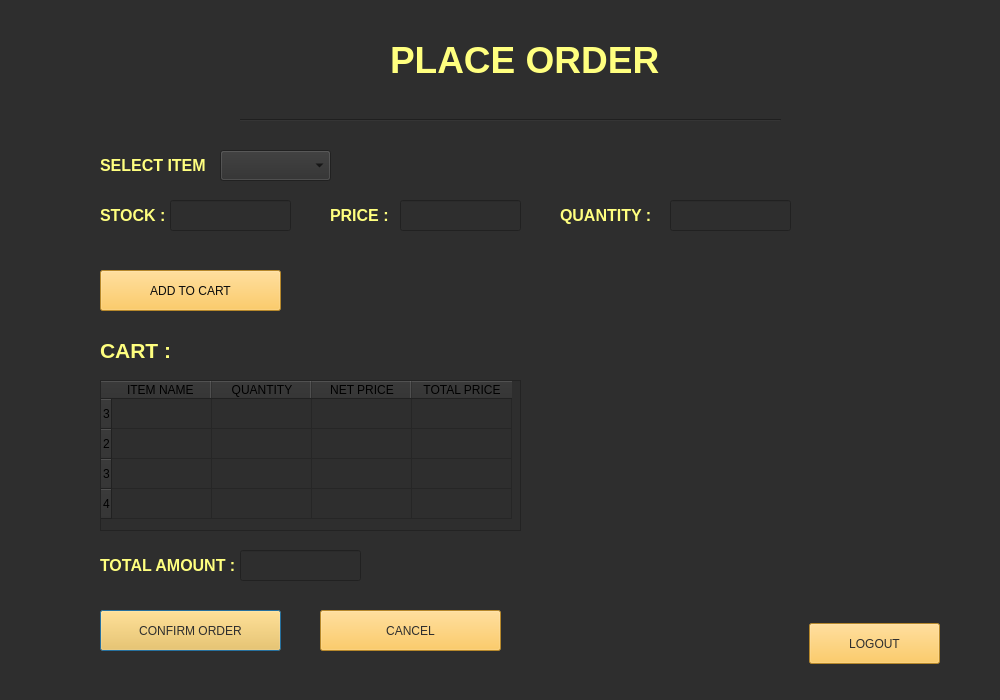
First picture: the form in user.ui, repository mesum-abbas/Canteen_Managment_System, before the edit.
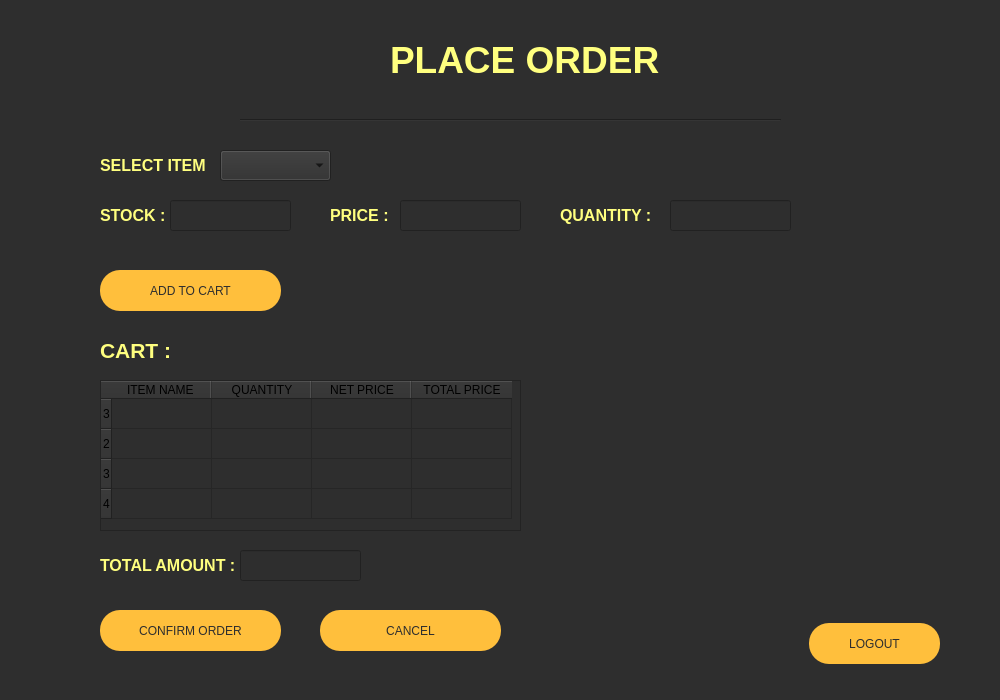
Second picture: the form after the edit. Icons and pictures are not drawn.

Patch:
```diff
--- a/user.ui
+++ b/user.ui
@@ -123,7 +123,9 @@
     <string notr="true">font: 12pt &quot;Segoe UI&quot;;
 font: 12pt &quot;Segoe UI&quot;;
 background-color: rgb(255, 191, 60);
-color: rgb(46, 46, 46);</string>
+color: rgb(46, 46, 46);
+color: rgb(46, 46, 46);
+border-radius:20px;</string>
    </property>
    <property name="text">
     <string>CONFIRM ORDER</string>
@@ -142,7 +144,9 @@
     <string notr="true">font: 12pt &quot;Segoe UI&quot;;
 font: 12pt &quot;Segoe UI&quot;;
 background-color: rgb(255, 191, 60);
-color: rgb(46, 46, 46);</string>
+color: rgb(46, 46, 46);
+color: rgb(46, 46, 46);
+border-radius:20px;</string>
    </property>
    <property name="text">
     <string>CANCEL</string>
@@ -161,7 +165,9 @@
     <string notr="true">font: 12pt &quot;Segoe UI&quot;;
 font: 12pt &quot;Segoe UI&quot;;
 background-color: rgb(255, 191, 60);
-color: rgb(46, 46, 46);;</string>
+color: rgb(46, 46, 46);;
+color: rgb(46, 46, 46);
+border-radius:20px;</string>
    </property>
    <property name="text">
     <string>LOGOUT</string>
@@ -179,7 +185,9 @@
    <property name="styleSheet">
     <string notr="true">font: 12pt &quot;Segoe UI&quot;;
 color: rgb(12, 12, 12);
-background-color: rgb(255, 191, 60);</string>
+background-color: rgb(255, 191, 60);
+color: rgb(46, 46, 46);
+border-radius:20px;</string>
    </property>
    <property name="text">
     <string>ADD TO CART</string>
```
